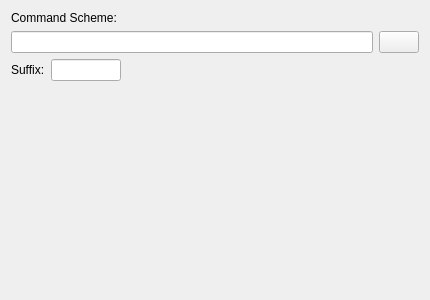
This is widgets/customwidgetUI.ui in KDE/audex as Qt 5 draws it before an edit. The edited form follows.
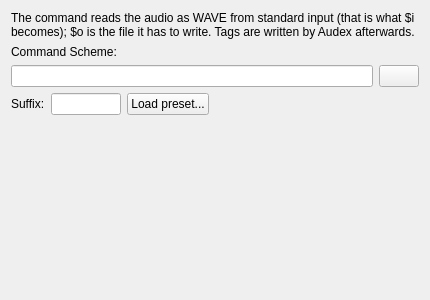
This is the edited form.

Commit message: First commit of Audex 2.0 (New Engine)

What changed in the file:
```diff
--- a/widgets/customwidgetUI.ui
+++ b/widgets/customwidgetUI.ui
@@ -18,6 +18,16 @@
   </property>
   <layout class="QGridLayout" name="gridLayout">
    <item row="0" column="0" colspan="2">
+    <widget class="QLabel" name="label_hint">
+     <property name="wordWrap">
+      <bool>true</bool>
+     </property>
+     <property name="text">
+      <string>The command reads the audio as WAVE from standard input (that is what $i becomes); $o is the file it has to write. Tags are written by Audex afterwards.</string>
+     </property>
+    </widget>
+   </item>
+   <item row="1" column="0" colspan="2">
     <widget class="QLabel" name="label">
      <property name="sizePolicy">
       <sizepolicy hsizetype="Preferred" vsizetype="Fixed">
@@ -30,13 +40,13 @@
      </property>
     </widget>
    </item>
-   <item row="1" column="0">
+   <item row="2" column="0">
     <widget class="QLineEdit" name="qlineedit_scheme"/>
    </item>
-   <item row="1" column="1">
+   <item row="2" column="1">
     <widget class="QPushButton" name="kpushbutton_scheme"/>
    </item>
-   <item row="2" column="0" colspan="2">
+   <item row="3" column="0" colspan="2">
     <layout class="QHBoxLayout" name="horizontalLayout">
      <item>
       <widget class="QLabel" name="label_suffix">
@@ -67,6 +77,13 @@
        </property>
       </widget>
      </item>
+     <item>
+      <widget class="QPushButton" name="qpushbutton_preset">
+       <property name="text">
+        <string>Load preset...</string>
+       </property>
+      </widget>
+     </item>
      <item>
       <spacer name="horizontalSpacer">
        <property name="orientation">
@@ -82,7 +99,7 @@
      </item>
     </layout>
    </item>
-   <item row="3" column="0">
+   <item row="4" column="0">
     <spacer name="verticalSpacer">
      <property name="orientation">
       <enum>Qt::Vertical</enum>
```
Left out of the diff: 4 changed lines with no effect on the pictures. The commit also changes 280 other files.
